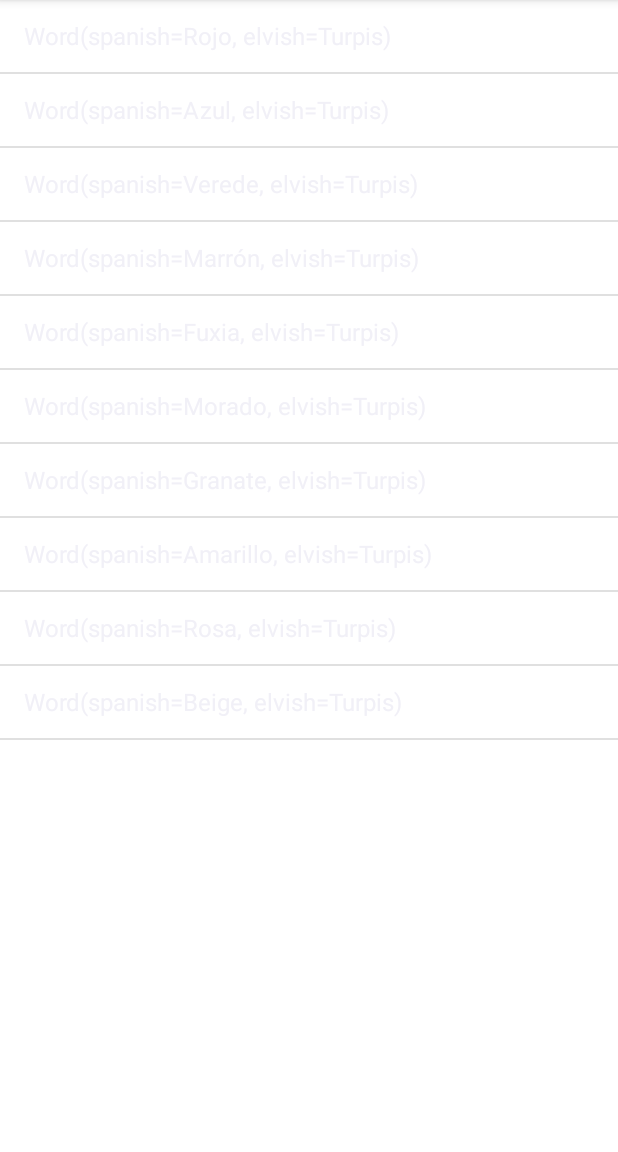
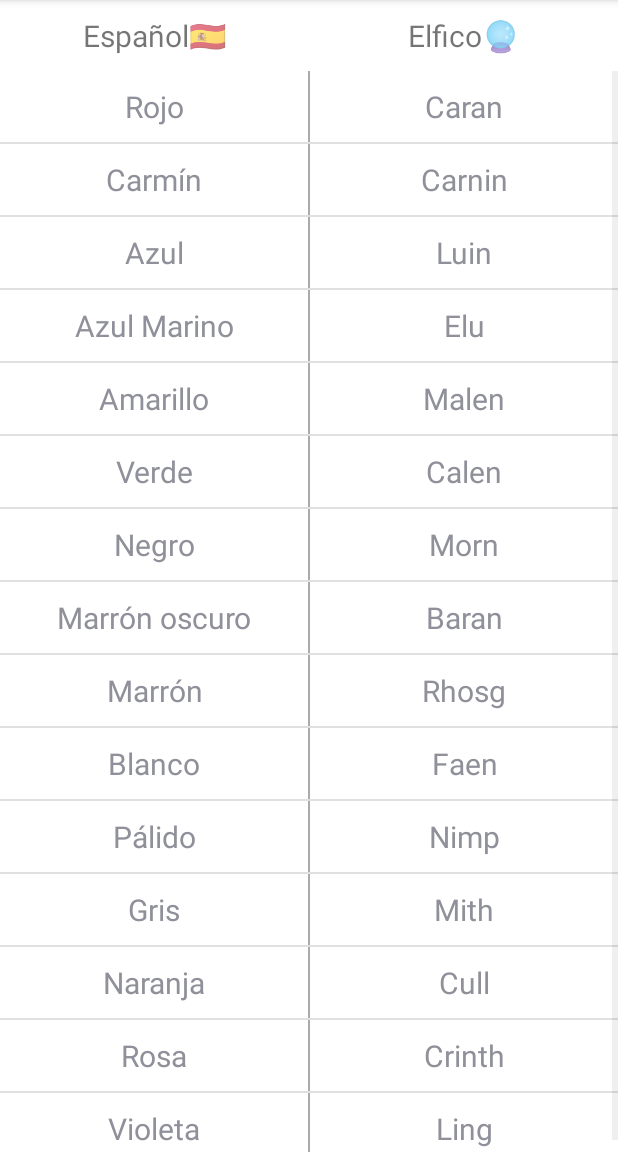
Before and after one commit to magnitopic/ElvishTranslator, an Android app: the Colores screen opened directly, with no data from a screen before it, on a phone screen of 412 x 824 dp, the part 84-1236 px from its top. Run offline under Robolectric (Android 15) with nearby library versions, the phone set to English and light mode, and no system bars.

Commit message:
listas de items custom

```diff
--- a/app/src/main/java/com/example/elvishtranslator/Colores.kt
+++ b/app/src/main/java/com/example/elvishtranslator/Colores.kt
@@ -12,17 +12,22 @@ class Colores : AppCompatActivity() {
         val listaColores = findViewById<ListView>(R.id.lista_colores)
 
         var colores = arrayListOf<Word>(
-            Word("Rojo", "Turpis"),
-            Word("Azul","Turpis"),
-            Word("Verede","Turpis"),
-            Word("Marrón","Turpis"),
-            Word("Fuxia","Turpis"),
-            Word("Morado","Turpis"),
-            Word("Granate","Turpis"),
-            Word("Amarillo","Turpis"),
-            Word("Rosa","Turpis"),
-            Word("Beige","Turpis")
+            Word("Rojo" ,"Caran"),
+            Word("Carmín" ,"Carnin"),
+            Word("Azul" ,"Luin"),
+            Word("Azul Marino" ,"Elu"),
+            Word("Amarillo" ,"Malen"),
+            Word("Verde" ,"Calen"),
+            Word("Negro" ,"Morn"),
+            Word("Marrón oscuro" ,"Baran"),
+            Word("Marrón" ,"Rhosg"),
+            Word("Blanco" ,"Faen"),
+            Word("Pálido" ,"Nimp"),
+            Word("Gris" ,"Mith"),
+            Word("Naranja" ,"Cull"),
+            Word("Rosa" ,"Crinth"),
+            Word("Violeta" ,"Ling")
         )
-        listaColores.adapter = ArrayAdapter<Word>(applicationContext, android.R.layout.simple_list_item_1, colores)
+        listaColores.adapter = WordArrayAdapter(applicationContext, R.layout.item_list_word, colores)
     }
 }
--- /dev/null
+++ b/app/src/main/java/com/example/elvishtranslator/WordArrayAdapter.kt
@@ -0,0 +1,25 @@
+package com.example.elvishtranslator
+
+import android.content.Context
+import android.view.LayoutInflater
+import android.view.View
+import android.view.ViewGroup
+import android.widget.ArrayAdapter
+import android.widget.TextView
+
+class WordArrayAdapter(context: Context, viewToPaint: Int, private val wordList: ArrayList<Word>) :
+    ArrayAdapter<Word>(context, viewToPaint, wordList) {
+
+    override fun getView(position: Int, convertView: View?, parent: ViewGroup): View {
+        val inflater = LayoutInflater.from(context)
+        val currentListItem = inflater.inflate(R.layout.item_list_word, null)
+
+        val spanishText = currentListItem.findViewById<TextView>(R.id.textViewSpanish)
+        val elvishText = currentListItem.findViewById<TextView>(R.id.textViewElvish)
+
+        spanishText.text = wordList.get(position).spanish
+        elvishText.text = wordList.get(position).elvish
+
+        return currentListItem
+    }
+}
--- a/app/src/main/res/layout/activity_colores.xml
+++ b/app/src/main/res/layout/activity_colores.xml
@@ -7,6 +7,32 @@
     android:orientation="vertical"
     tools:context=".Colores">
 
+    <LinearLayout
+        android:id="@+id/relativeTop"
+        android:orientation="horizontal"
+        android:layout_width="match_parent"
+        android:layout_height="wrap_content">
+
+        <TextView
+            android:id="@+id/textViewSpanish"
+            android:layout_width="0dp"
+            android:layout_height="wrap_content"
+            android:layout_weight="1"
+            android:padding="10dp"
+            android:text="Español🇪🇸"
+            android:textAlignment="center"
+            android:textSize="20dp" />
+        <TextView
+            android:id="@+id/textViewElvish"
+            android:layout_width="0dp"
+            android:layout_height="wrap_content"
+            android:layout_weight="1"
+            android:padding="10dp"
+            android:text="Elfico🔮"
+            android:textAlignment="center"
+            android:textSize="20dp" />
+    </LinearLayout>
+
     <ListView
         android:id="@+id/lista_colores"
         android:layout_width="match_parent"
--- /dev/null
+++ b/app/src/main/res/layout/item_list_word.xml
@@ -0,0 +1,30 @@
+<?xml version="1.0" encoding="utf-8"?>
+<LinearLayout xmlns:android="http://schemas.android.com/apk/res/android"
+    android:layout_width="match_parent"
+    android:layout_height="match_parent"
+    android:orientation="horizontal">
+
+    <TextView
+        android:id="@+id/textViewSpanish"
+        android:layout_width="0dp"
+        android:layout_height="wrap_content"
+        android:layout_weight="1"
+        android:padding="10dp"
+        android:text="PalceholderSpanish"
+        android:textAlignment="center"
+        android:textSize="20dp" />
+
+    <View
+        android:layout_width="1dp"
+        android:layout_height="match_parent"
+        android:background="@android:color/darker_gray"/>
+    <TextView
+        android:id="@+id/textViewElvish"
+        android:layout_width="0dp"
+        android:layout_height="wrap_content"
+        android:layout_weight="1"
+        android:padding="10dp"
+        android:text="PlaceholderElvish"
+        android:textAlignment="center"
+        android:textSize="20dp" />
+</LinearLayout>
```
Also changed, not shown: app/src/main/java/com/example/elvishtranslator/familia.kt (+12 -12 lines), app/src/main/java/com/example/elvishtranslator/numeros.kt (+32 -12 lines).
